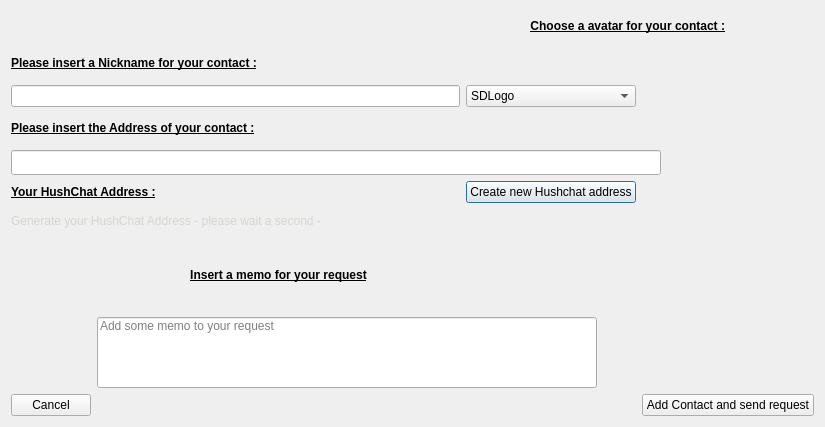
This is src/contactrequest.ui in jahway603/SilentDragonLite as Qt 5 draws it before an edit. The edited form follows.
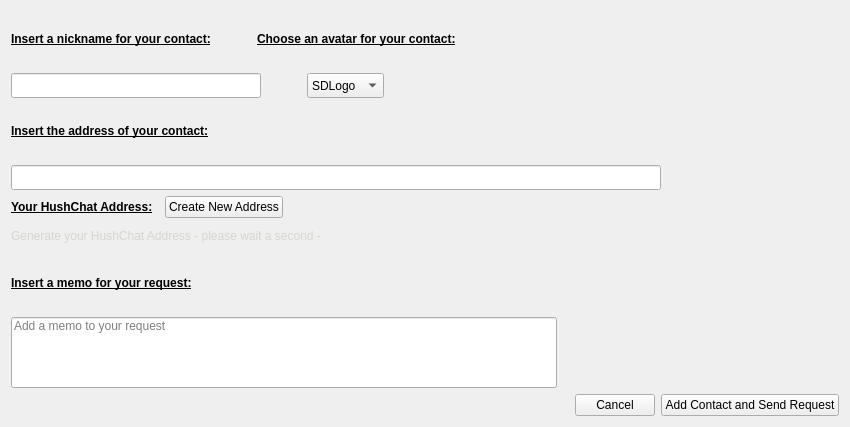
This is the edited form. Icons and pictures are not drawn.

Commit message: Updated layout issues with contactrequest.ui, typography, and button alignments, including inputbox fixes for midnight theme

```diff
--- a/src/contactrequest.ui
+++ b/src/contactrequest.ui
@@ -10,6 +10,12 @@
     <height>427</height>
    </rect>
   </property>
+  <property name="sizePolicy">
+   <sizepolicy hsizetype="Expanding" vsizetype="Expanding">
+    <horstretch>0</horstretch>
+    <verstretch>0</verstretch>
+   </sizepolicy>
+  </property>
   <property name="maximumSize">
    <size>
     <width>780</width>
@@ -20,97 +26,7 @@
    <string>Send a contact request</string>
   </property>
   <layout class="QGridLayout" name="gridLayout">
-   <item row="0" column="2" colspan="2">
-    <widget class="QLabel" name="label_6">
-     <property name="text">
-      <string>&lt;html&gt;&lt;head/&gt;&lt;body&gt;&lt;p align=&quot;right&quot;&gt;&lt;span style=&quot; font-weight:600; text-decoration: underline;&quot;&gt;Choose a avatar for your contact :&lt;/span&gt;&lt;/p&gt;&lt;/body&gt;&lt;/html&gt;</string>
-     </property>
-    </widget>
-   </item>
-   <item row="1" column="0" colspan="2">
-    <widget class="QLabel" name="label_3">
-     <property name="text">
-      <string>&lt;html&gt;&lt;head/&gt;&lt;body&gt;&lt;p&gt;&lt;span style=&quot; font-weight:600; text-decoration: underline;&quot;&gt;Please insert a Nickname for your contact :&lt;/span&gt;&lt;/p&gt;&lt;/body&gt;&lt;/html&gt;</string>
-     </property>
-    </widget>
-   </item>
-   <item row="2" column="0" colspan="2">
-    <widget class="QLineEdit" name="labelRequest">
-     <property name="maxLength">
-      <number>25</number>
-     </property>
-    </widget>
-   </item>
-   <item row="3" column="0" colspan="2">
-    <widget class="QLabel" name="label">
-     <property name="text">
-      <string>&lt;html&gt;&lt;head/&gt;&lt;body&gt;&lt;p&gt;&lt;span style=&quot; font-weight:600; text-decoration: underline;&quot;&gt;Please insert the Address of your contact :&lt;/span&gt;&lt;/p&gt;&lt;/body&gt;&lt;/html&gt;</string>
-     </property>
-    </widget>
-   </item>
-   <item row="4" column="0" colspan="4">
-    <widget class="QLineEdit" name="zaddr">
-     <property name="minimumSize">
-      <size>
-       <width>650</width>
-       <height>25</height>
-      </size>
-     </property>
-     <property name="maximumSize">
-      <size>
-       <width>650</width>
-       <height>25</height>
-      </size>
-     </property>
-    </widget>
-   </item>
-   <item row="5" column="0" colspan="2">
-    <widget class="QLabel" name="label_4">
-     <property name="text">
-      <string>&lt;html&gt;&lt;head/&gt;&lt;body&gt;&lt;p&gt;&lt;span style=&quot; font-weight:600; text-decoration: underline;&quot;&gt;Your HushChat Address :&lt;/span&gt;&lt;/p&gt;&lt;/body&gt;&lt;/html&gt;</string>
-     </property>
-    </widget>
-   </item>
-   <item row="6" column="0" colspan="4">
-    <widget class="QLabel" name="myzaddr">
-     <property name="minimumSize">
-      <size>
-       <width>650</width>
-       <height>25</height>
-      </size>
-     </property>
-     <property name="maximumSize">
-      <size>
-       <width>650</width>
-       <height>25</height>
-      </size>
-     </property>
-     <property name="text">
-      <string>&lt;html&gt;&lt;head/&gt;&lt;body&gt;&lt;p&gt;&lt;span style=&quot; color:#d3d7cf;&quot;&gt;Generate your HushChat Address - please wait a second - &lt;/span&gt;&lt;/p&gt;&lt;/body&gt;&lt;/html&gt;</string>
-     </property>
-    </widget>
-   </item>
-   <item row="7" column="0" rowspan="2">
-    <spacer name="verticalSpacer">
-     <property name="orientation">
-      <enum>Qt::Vertical</enum>
-     </property>
-     <property name="sizeHint" stdset="0">
-      <size>
-       <width>20</width>
-       <height>148</height>
-      </size>
-     </property>
-    </spacer>
-   </item>
-   <item row="7" column="1">
-    <widget class="QLabel" name="label_2">
-     <property name="text">
-      <string>&lt;html&gt;&lt;head/&gt;&lt;body&gt;&lt;p align=&quot;center&quot;&gt;&lt;span style=&quot; font-weight:600; text-decoration: underline;&quot;&gt;Insert a memo for your request&lt;/span&gt;&lt;/p&gt;&lt;/body&gt;&lt;/html&gt;</string>
-     </property>
-    </widget>
-   </item>
-   <item row="8" column="1" colspan="3">
+   <item row="9" column="0">
     <widget class="QLineEdit" name="memorequest">
      <property name="minimumSize">
       <size>
@@ -118,12 +34,6 @@
        <height>71</height>
       </size>
      </property>
-     <property name="maximumSize">
-      <size>
-       <width>500</width>
-       <height>71</height>
-      </size>
-     </property>
      <property name="contextMenuPolicy">
       <enum>Qt::NoContextMenu</enum>
      </property>
@@ -143,15 +53,69 @@
       <bool>false</bool>
      </property>
      <property name="placeholderText">
-      <string>Add some memo to your request</string>
+      <string>Add a memo to your request</string>
      </property>
      <property name="clearButtonEnabled">
       <bool>true</bool>
      </property>
     </widget>
    </item>
-   <item row="9" column="0">
+   <item row="5" column="0" colspan="5">
+    <widget class="QLineEdit" name="zaddr">
+     <property name="minimumSize">
+      <size>
+       <width>650</width>
+       <height>25</height>
+      </size>
+     </property>
+     <property name="maximumSize">
+      <size>
+       <width>650</width>
+       <height>25</height>
+      </size>
+     </property>
+    </widget>
+   </item>
+   <item row="11" column="4" colspan="2">
+    <widget class="QPushButton" name="sendRequestButton">
+     <property name="text">
+      <string>Add Contact and Send Request</string>
+     </property>
+     <property name="autoDefault">
+      <bool>false</bool>
+     </property>
+     <property name="flat">
+      <bool>false</bool>
+     </property>
+    </widget>
+   </item>
+   <item row="7" column="0" colspan="5" alignment="Qt::AlignLeft">
+    <widget class="QLabel" name="myzaddr">
+     <property name="minimumSize">
+      <size>
+       <width>650</width>
+       <height>25</height>
+      </size>
+     </property>
+     <property name="maximumSize">
+      <size>
+       <width>650</width>
+       <height>25</height>
+      </size>
+     </property>
+     <property name="text">
+      <string>&lt;html&gt;&lt;head/&gt;&lt;body&gt;&lt;p&gt;&lt;span style=&quot; color:#d3d7cf;&quot;&gt;Generate your HushChat Address - please wait a second - &lt;/span&gt;&lt;/p&gt;&lt;/body&gt;&lt;/html&gt;</string>
+     </property>
+    </widget>
+   </item>
+   <item row="11" column="3" alignment="Qt::AlignRight">
     <widget class="QPushButton" name="cancel">
+     <property name="sizePolicy">
+      <sizepolicy hsizetype="Fixed" vsizetype="Fixed">
+       <horstretch>0</horstretch>
+       <verstretch>0</verstretch>
+      </sizepolicy>
+     </property>
      <property name="baseSize">
       <size>
        <width>100</width>
@@ -169,34 +133,117 @@
      </property>
     </widget>
    </item>
-   <item row="9" column="1">
+   <item row="8" column="0" colspan="2">
+    <widget class="QLabel" name="label_2">
+     <property name="text">
+      <string>&lt;html&gt;&lt;head/&gt;&lt;body&gt;&lt;p&gt;&lt;span style=&quot; font-weight:600; text-decoration: underline;&quot;&gt;Insert a memo for your request:&lt;/span&gt;&lt;/p&gt;&lt;/body&gt;&lt;/html&gt;</string>
+     </property>
+    </widget>
+   </item>
+   <item row="4" column="0" colspan="3">
+    <widget class="QLabel" name="label">
+     <property name="text">
+      <string>&lt;html&gt;&lt;head/&gt;&lt;body&gt;&lt;p&gt;&lt;span style=&quot; font-weight:600; text-decoration: underline;&quot;&gt;Insert the address of your contact:&lt;/span&gt;&lt;/p&gt;&lt;/body&gt;&lt;/html&gt;</string>
+     </property>
+    </widget>
+   </item>
+   <item row="6" column="0" colspan="6">
+    <layout class="QHBoxLayout" name="horizontalLayout">
+     <property name="spacing">
+      <number>12</number>
+     </property>
+     <property name="sizeConstraint">
+      <enum>QLayout::SetDefaultConstraint</enum>
+     </property>
+     <item>
+      <widget class="QLabel" name="label_4">
+       <property name="sizePolicy">
+        <sizepolicy hsizetype="Fixed" vsizetype="Preferred">
+         <horstretch>0</horstretch>
+         <verstretch>0</verstretch>
+        </sizepolicy>
+       </property>
+       <property name="text">
+        <string>&lt;html&gt;&lt;head/&gt;&lt;body&gt;&lt;p&gt;&lt;span style=&quot; font-weight:600; text-decoration: underline;&quot;&gt;Your HushChat Address:&lt;/span&gt;&lt;/p&gt;&lt;/body&gt;&lt;/html&gt;</string>
+       </property>
+      </widget>
+     </item>
+     <item>
+      <widget class="QPushButton" name="newZaddr">
+       <property name="sizePolicy">
+        <sizepolicy hsizetype="Minimum" vsizetype="Fixed">
+         <horstretch>0</horstretch>
+         <verstretch>0</verstretch>
+        </sizepolicy>
+       </property>
+       <property name="text">
+        <string>Create New Address</string>
+       </property>
+       <property name="autoDefault">
+        <bool>false</bool>
+       </property>
+      </widget>
+     </item>
+     <item>
     <spacer name="horizontalSpacer">
      <property name="orientation">
       <enum>Qt::Horizontal</enum>
      </property>
      <property name="sizeHint" stdset="0">
       <size>
-       <width>278</width>
+         <width>40</width>
        <height>20</height>
       </size>
      </property>
     </spacer>
    </item>
-   <item row="9" column="3" colspan="2">
-    <widget class="QPushButton" name="sendRequestButton">
-     <property name="text">
-      <string>Add Contact and send request</string>
-     </property>
-     <property name="autoDefault">
-      <bool>false</bool>
-     </property>
-     <property name="flat">
-      <bool>false</bool>
+    </layout>
+   </item>
+   <item row="3" column="0" colspan="6">
+    <layout class="QHBoxLayout" name="horizontalLayout_2">
+     <item>
+      <widget class="QLineEdit" name="labelRequest">
+       <property name="sizePolicy">
+        <sizepolicy hsizetype="Fixed" vsizetype="Fixed">
+         <horstretch>0</horstretch>
+         <verstretch>0</verstretch>
+        </sizepolicy>
+       </property>
+       <property name="minimumSize">
+        <size>
+         <width>250</width>
+         <height>25</height>
+        </size>
+       </property>
+       <property name="maxLength">
+        <number>25</number>
      </property>
     </widget>
    </item>
-   <item row="2" column="2">
+     <item>
+      <spacer name="horizontalSpacer_3">
+       <property name="orientation">
+        <enum>Qt::Horizontal</enum>
+       </property>
+       <property name="sizeType">
+        <enum>QSizePolicy::Fixed</enum>
+       </property>
+       <property name="sizeHint" stdset="0">
+        <size>
+         <width>40</width>
+         <height>20</height>
+        </size>
+       </property>
+      </spacer>
+     </item>
+     <item>
     <widget class="QComboBox" name="comboBoxAvatar">
+       <property name="minimumSize">
+        <size>
+         <width>0</width>
+         <height>25</height>
+        </size>
+       </property>
      <item>
       <property name="text">
        <string>SDLogo</string>
@@ -329,12 +376,82 @@
      </item>
     </widget>
    </item>
-   <item row="5" column="2">
-    <widget class="QPushButton" name="newZaddr">
+     <item>
+      <spacer name="horizontalSpacer_2">
+       <property name="orientation">
+        <enum>Qt::Horizontal</enum>
+       </property>
+       <property name="sizeType">
+        <enum>QSizePolicy::Expanding</enum>
+       </property>
+       <property name="sizeHint" stdset="0">
+        <size>
+         <width>40</width>
+         <height>20</height>
+        </size>
+       </property>
+      </spacer>
+     </item>
+    </layout>
+   </item>
+   <item row="0" column="0" colspan="6">
+    <layout class="QHBoxLayout" name="horizontalLayout_3">
+     <item alignment="Qt::AlignLeft">
+      <widget class="QLabel" name="label_3">
+       <property name="sizePolicy">
+        <sizepolicy hsizetype="Fixed" vsizetype="Preferred">
+         <horstretch>0</horstretch>
+         <verstretch>0</verstretch>
+        </sizepolicy>
+       </property>
      <property name="text">
-      <string>Create new Hushchat address</string>
-     </property>
-    </widget>
+        <string>&lt;html&gt;&lt;head/&gt;&lt;body&gt;&lt;p&gt;&lt;span style=&quot; font-weight:600; text-decoration: underline;&quot;&gt;Insert a nickname for your contact:&lt;/span&gt;&lt;/p&gt;&lt;/body&gt;&lt;/html&gt;</string>
+       </property>
+      </widget>
+     </item>
+     <item>
+      <spacer name="horizontalSpacer_4">
+       <property name="orientation">
+        <enum>Qt::Horizontal</enum>
+       </property>
+       <property name="sizeType">
+        <enum>QSizePolicy::Fixed</enum>
+       </property>
+       <property name="sizeHint" stdset="0">
+        <size>
+         <width>40</width>
+         <height>20</height>
+        </size>
+       </property>
+      </spacer>
+     </item>
+     <item>
+      <widget class="QLabel" name="label_6">
+       <property name="sizePolicy">
+        <sizepolicy hsizetype="Fixed" vsizetype="Preferred">
+         <horstretch>0</horstretch>
+         <verstretch>0</verstretch>
+        </sizepolicy>
+       </property>
+       <property name="text">
+        <string>&lt;html&gt;&lt;head/&gt;&lt;body&gt;&lt;p&gt;&lt;span style=&quot; font-weight:600; text-decoration: underline;&quot;&gt;Choose an avatar for your contact:&lt;/span&gt;&lt;/p&gt;&lt;/body&gt;&lt;/html&gt;</string>
+       </property>
+      </widget>
+     </item>
+     <item>
+      <spacer name="horizontalSpacer_5">
+       <property name="orientation">
+        <enum>Qt::Horizontal</enum>
+       </property>
+       <property name="sizeHint" stdset="0">
+        <size>
+         <width>40</width>
+         <height>20</height>
+        </size>
+       </property>
+      </spacer>
+     </item>
+    </layout>
    </item>
   </layout>
  </widget>
```
Lines whose indentation alone changed are shown as unchanged.
